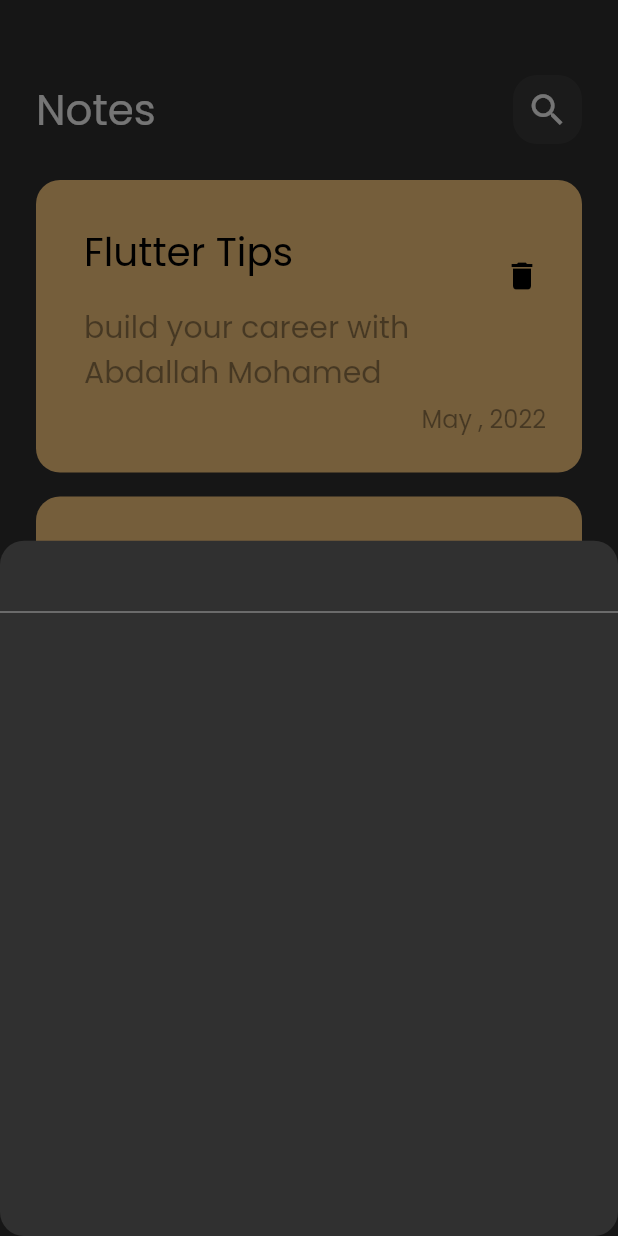
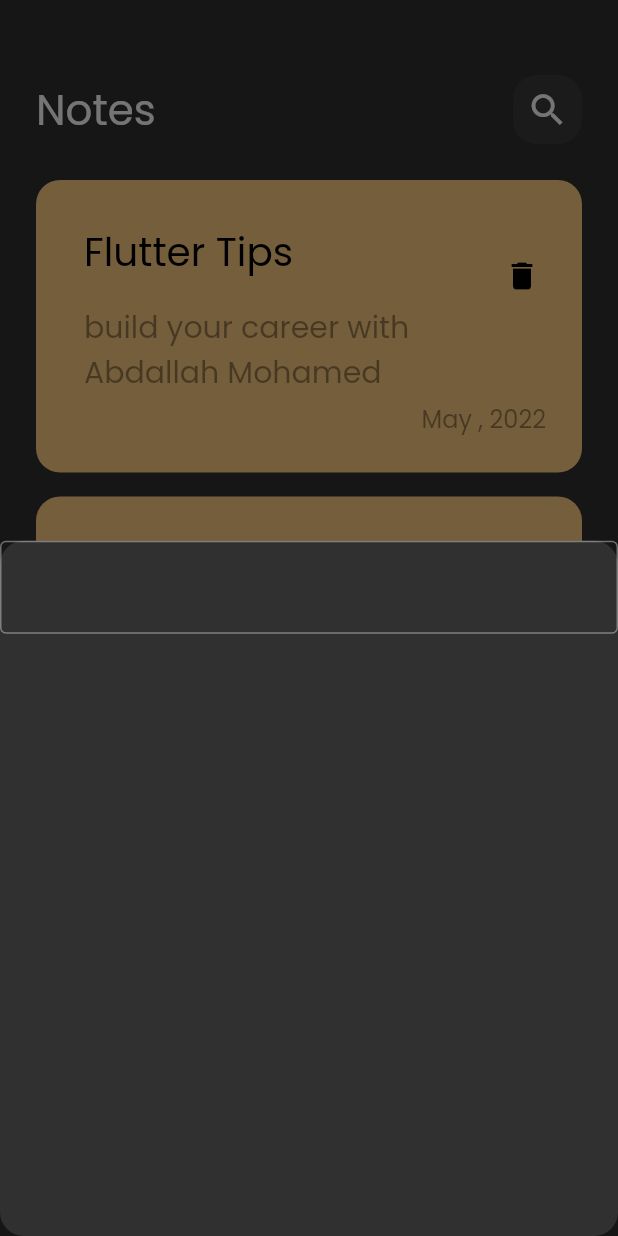
Before and after one commit to Abdallah-Mohamed-Abdallah-AbdulRazzaq/notes_app, a Flutter app: the screen it shows after launch, after a tap on the "add" icon, on a phone screen of 412 x 824 dp. Run offline on Flutter 3.47's test engine with Material 2 defaults, Android fonts, the phone set to English and light mode, and no system bars; missing offline and left inert: dart:html.

Commit message:
Add decoration

```diff
--- a/lib/views/widgets/custom_text_field.dart
+++ b/lib/views/widgets/custom_text_field.dart
@@ -5,6 +5,8 @@ class CustomTextField extends StatelessWidget {
 
   @override
   Widget build(BuildContext context) {
-    return TextField();
+    return TextField(
+      decoration: InputDecoration(border: OutlineInputBorder()),
+    );
   }
 }
```
